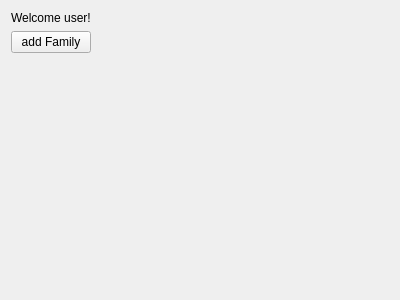
The window that FamilyTree/src/gui/homepage.ui (moumitahmad/Stammbaum) describes before a commit, drawn with Qt 5.
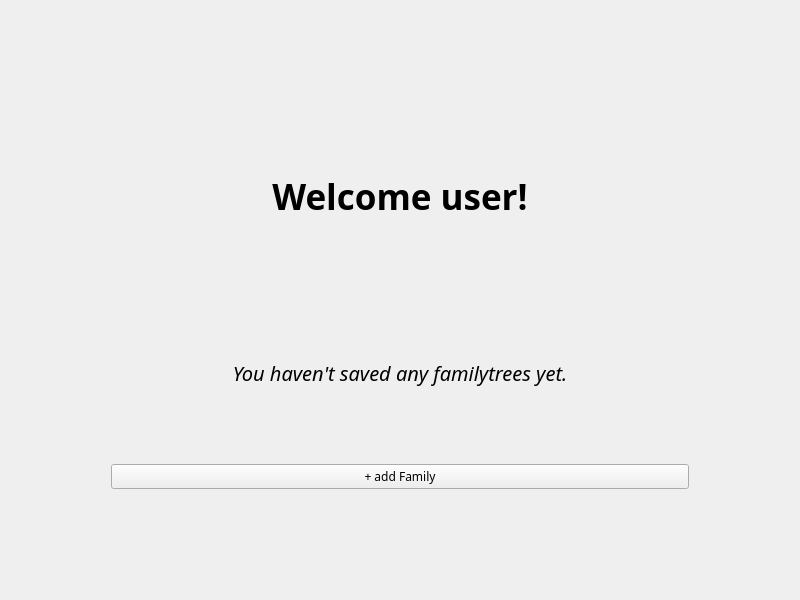
The same window after the commit.

Commit message: homepage functions done, ui/ux could be improved

Patch:
```diff
--- a/FamilyTree/src/gui/homepage.ui
+++ b/FamilyTree/src/gui/homepage.ui
@@ -6,30 +6,81 @@
    <rect>
     <x>0</x>
     <y>0</y>
-    <width>400</width>
-    <height>300</height>
+    <width>800</width>
+    <height>600</height>
    </rect>
   </property>
+  <property name="font">
+   <font>
+    <family>Sawasdee</family>
+   </font>
+  </property>
   <property name="windowTitle">
    <string>Form</string>
   </property>
-  <layout class="QFormLayout" name="formLayout">
+  <layout class="QGridLayout" name="gridLayout">
    <item row="0" column="0">
     <layout class="QVBoxLayout" name="verticalLayout">
-     <item>
-      <layout class="QHBoxLayout" name="ownFamiliesGrid"/>
-     </item>
+     <property name="leftMargin">
+      <number>100</number>
+     </property>
+     <property name="topMargin">
+      <number>100</number>
+     </property>
+     <property name="rightMargin">
+      <number>100</number>
+     </property>
+     <property name="bottomMargin">
+      <number>100</number>
+     </property>
      <item>
       <widget class="QLabel" name="welcomeText">
+       <property name="font">
+        <font>
+         <family>Sawasdee</family>
+         <pointsize>26</pointsize>
+         <weight>75</weight>
+         <bold>true</bold>
+        </font>
+       </property>
        <property name="text">
         <string>Welcome user!</string>
        </property>
+       <property name="alignment">
+        <set>Qt::AlignCenter</set>
+       </property>
+       <property name="margin">
+        <number>50</number>
+       </property>
       </widget>
      </item>
+     <item>
+      <layout class="QHBoxLayout" name="ownFamiliesGrid">
+       <item>
+        <widget class="QLabel" name="noFamiliesText">
+         <property name="font">
+          <font>
+           <pointsize>15</pointsize>
+           <italic>true</italic>
+          </font>
+         </property>
+         <property name="text">
+          <string>You haven't saved any familytrees yet.</string>
+         </property>
+         <property name="alignment">
+          <set>Qt::AlignCenter</set>
+         </property>
+         <property name="wordWrap">
+          <bool>false</bool>
+         </property>
+        </widget>
+       </item>
+      </layout>
+     </item>
      <item>
       <widget class="QPushButton" name="newFamilyButton">
        <property name="text">
-        <string>add Family</string>
+        <string>+ add Family</string>
        </property>
       </widget>
      </item>
```
The commit also changes 19 other files.
